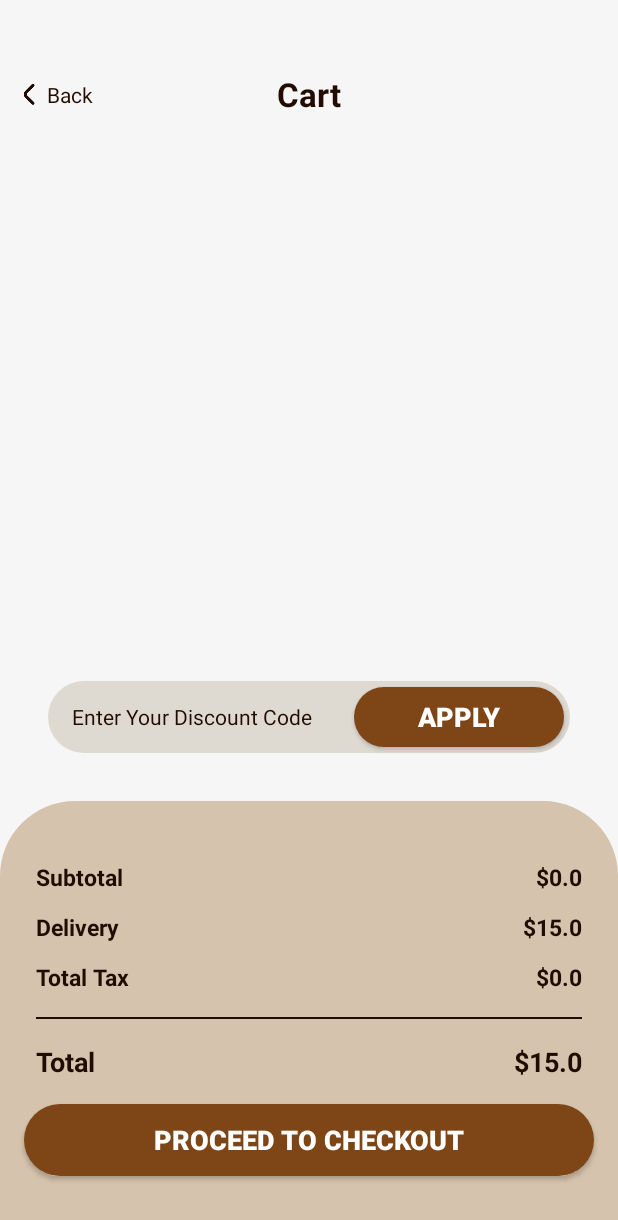
After one commit to bandara-se23021/Online-Coffee-Shop, an Android app: the CartActivity screen opened directly, with no data from a screen before it, on a phone screen of 412 x 824 dp. The commit adds this screen. Shown: the top 1220 px of the screen. Run offline under Robolectric (Android 15) with nearby library versions, the phone set to English and light mode, and no system bars; pictures from the network do not load.

Commit message:
Implement CartActivity, CartAdapter, and cart calculation logic

```diff
--- a/app/src/main/AndroidManifest.xml
+++ b/app/src/main/AndroidManifest.xml
@@ -40,7 +40,11 @@
             android:exported="false"
             android:windowSoftInputMode="adjustResize" />
         <activity
-            android:name=".Activity.DetailActivity"
+            android:name=".activity.DetailActivity"
+            android:exported="false"
+            android:windowSoftInputMode="adjustResize" />
+        <activity
+            android:name=".activity.CartActivity"
             android:exported="false"
             android:windowSoftInputMode="adjustResize" />
     </application>
--- /dev/null
+++ b/app/src/main/java/com/example/project239/Activity/CartActivity.kt
@@ -0,0 +1,68 @@
+package com.example.project239.activity
+
+import android.os.Bundle
+import androidx.activity.enableEdgeToEdge
+import androidx.appcompat.app.AppCompatActivity
+import androidx.recyclerview.widget.LinearLayoutManager
+import com.example.project239.Helper.ChangeNumberItemsListener
+import com.example.project239.Helper.ManagmentCart
+import com.example.project239.adapter.CartAdapter
+import com.example.project239.databinding.ActivityCartBinding
+
+class CartActivity : AppCompatActivity() {
+    private lateinit var binding: ActivityCartBinding
+    private lateinit var managementCart: ManagmentCart
+    private var tax: Double = 0.0
+
+    override fun onCreate(savedInstanceState: Bundle?) {
+        super.onCreate(savedInstanceState)
+        enableEdgeToEdge()
+        binding = ActivityCartBinding.inflate(layoutInflater)
+        setContentView(binding.root)
+
+        managementCart = ManagmentCart(this)
+
+        setVariable()
+        initCartList()
+        calculateCart()
+    }
+
+    private fun initCartList() {
+        binding.apply {
+            listView.layoutManager =
+                LinearLayoutManager(this@CartActivity, LinearLayoutManager.VERTICAL, false)
+            listView.adapter = CartAdapter(
+                managementCart.getListCart(),
+                this@CartActivity,
+                object : ChangeNumberItemsListener {
+                    override fun onChanged() {
+                        calculateCart()
+                    }
+                }
+            )
+        }
+    }
+
+    private fun setVariable() {
+        binding.backBtn.setOnClickListener {
+            finish()
+        }
+    }
+
+    private fun calculateCart() {
+        val percentTax = 0.02
+        val delivery = 15.0
+        val totalFee = managementCart.getTotalFee()
+
+        tax = Math.round(totalFee * percentTax * 100.0) / 100.0
+        val total = Math.round((totalFee + tax + delivery) * 100.0) / 100.0
+        val itemTotal = Math.round(totalFee * 100.0) / 100.0
+
+        binding.apply {
+            totalFeeTxt.text = "$$itemTotal"
+            totalTaxTxt.text = "$$tax"
+            deliveryTxt.text = "$$delivery"
+            totalTxt.text = "$$total"
+        }
+    }
+}
--- a/app/src/main/java/com/example/project239/Activity/DetailActivity.kt
+++ b/app/src/main/java/com/example/project239/Activity/DetailActivity.kt
@@ -1,4 +1,4 @@
-package com.example.project239.Activity
+package com.example.project239.activity
 
 import com.example.project239.R
 import android.os.Bundle
--- a/app/src/main/java/com/example/project239/Adapter/ItemListCategoryAdapter.kt
+++ b/app/src/main/java/com/example/project239/Adapter/ItemListCategoryAdapter.kt
@@ -6,7 +6,7 @@ import android.view.LayoutInflater
 import android.view.ViewGroup
 import androidx.recyclerview.widget.RecyclerView
 import com.bumptech.glide.Glide
-import com.example.project239.Activity.DetailActivity
+import com.example.project239.activity.DetailActivity
 import com.example.project239.R
 import com.example.project239.databinding.ViewholderItemListBinding
 import com.example.project239.domain.ItemsModel
--- a/app/src/main/java/com/example/project239/Adapter/PopularAdapter.kt
+++ b/app/src/main/java/com/example/project239/Adapter/PopularAdapter.kt
@@ -6,7 +6,7 @@ import android.view.LayoutInflater
 import android.view.ViewGroup
 import androidx.recyclerview.widget.RecyclerView
 import com.bumptech.glide.Glide
-import com.example.project239.Activity.DetailActivity
+import com.example.project239.activity.DetailActivity
 import com.example.project239.R
 import com.example.project239.databinding.ViewholderPopularBinding
 import com.example.project239.domain.ItemsModel
--- a/app/src/main/java/com/example/project239/Helper/ManagmentCart.kt
+++ b/app/src/main/java/com/example/project239/Helper/ManagmentCart.kt
@@ -39,7 +39,7 @@ class ManagmentCart(val context: Context) {
         tinyDB.putListObject("CartList", listItems)
         listener.onChanged()
     }
-    fun romveItem(listItems: ArrayList<ItemsModel>, position: Int, listener: ChangeNumberItemsListener) {
+    fun removeItem(listItems: ArrayList<ItemsModel>, position: Int, listener: ChangeNumberItemsListener) {
 
         listItems.removeAt(position)
 
--- /dev/null
+++ b/app/src/main/res/drawable/cream_top_corner_bg.xml
@@ -0,0 +1,8 @@
+<?xml version="1.0" encoding="utf-8"?>
+<shape xmlns:android="http://schemas.android.com/apk/res/android"
+    android:shape="rectangle">
+    <corners
+        android:topLeftRadius="50dp"
+        android:topRightRadius="50dp" />
+    <solid android:color="@color/darkCream" />
+</shape>
--- /dev/null
+++ b/app/src/main/res/layout/activity_cart.xml
@@ -0,0 +1,263 @@
+<?xml version="1.0" encoding="utf-8"?>
+<androidx.constraintlayout.widget.ConstraintLayout xmlns:android="http://schemas.android.com/apk/res/android"
+    xmlns:app="http://schemas.android.com/apk/res-auto"
+    xmlns:tools="http://schemas.android.com/tools"
+    android:id="@+id/main"
+    android:layout_width="match_parent"
+    android:layout_height="match_parent"
+    android:background="@color/lightGrey"
+    tools:context=".Activity.CartActivity">
+
+    <ScrollView
+        android:id="@+id/scrollView2"
+        android:layout_width="match_parent"
+        android:layout_height="0dp"
+        app:layout_constraintBottom_toTopOf="@+id/summaryContainer"
+        app:layout_constraintTop_toTopOf="parent">
+
+        <LinearLayout
+            android:layout_width="match_parent"
+            android:layout_height="wrap_content"
+            android:orientation="vertical">
+
+            <androidx.constraintlayout.widget.ConstraintLayout
+                android:layout_width="match_parent"
+                android:layout_height="wrap_content"
+                android:layout_marginHorizontal="16dp"
+                android:layout_marginTop="48dp">
+
+                <LinearLayout
+                    android:id="@+id/backBtn"
+                    android:layout_width="wrap_content"
+                    android:layout_height="wrap_content"
+                    android:orientation="horizontal"
+                    app:layout_constraintBottom_toBottomOf="parent"
+                    app:layout_constraintStart_toStartOf="parent"
+                    app:layout_constraintTop_toTopOf="parent">
+
+                    <ImageView
+                        android:id="@+id/imageView8"
+                        android:layout_width="wrap_content"
+                        android:layout_height="wrap_content"
+                        android:layout_gravity="center"
+                        app:srcCompat="@drawable/back" />
+
+                    <TextView
+                        android:id="@+id/textView6"
+                        android:layout_width="wrap_content"
+                        android:layout_height="wrap_content"
+                        android:layout_marginStart="8dp"
+                        android:text="Back"
+                        android:textColor="@color/darkBrown" />
+                </LinearLayout>
+
+                <TextView
+                    android:id="@+id/textView8"
+                    android:layout_width="wrap_content"
+                    android:layout_height="wrap_content"
+                    android:text="Cart"
+                    android:textColor="@color/darkBrown"
+                    android:textSize="22sp"
+                    android:textStyle="bold"
+                    app:layout_constraintBottom_toBottomOf="parent"
+                    app:layout_constraintEnd_toEndOf="parent"
+                    app:layout_constraintStart_toStartOf="parent"
+                    app:layout_constraintTop_toTopOf="parent" />
+            </androidx.constraintlayout.widget.ConstraintLayout>
+
+            <androidx.recyclerview.widget.RecyclerView
+                android:id="@+id/listView"
+                android:layout_width="match_parent"
+                android:layout_height="wrap_content"
+                android:layout_marginTop="16dp" />
+        </LinearLayout>
+    </ScrollView>
+
+    <LinearLayout
+        android:layout_width="match_parent"
+        android:layout_height="48dp"
+        android:layout_marginStart="32dp"
+        android:layout_marginEnd="32dp"
+        android:layout_marginBottom="32dp"
+        android:background="@drawable/cream_bg"
+        android:orientation="horizontal"
+        app:layout_constraintBottom_toBottomOf="@+id/scrollView2"
+        app:layout_constraintEnd_toEndOf="parent"
+        app:layout_constraintStart_toStartOf="parent">
+
+        <EditText
+            android:id="@+id/editTextText2"
+            android:layout_width="wrap_content"
+            android:layout_height="match_parent"
+            android:paddingStart="16dp"
+            android:textColor="@color/darkBrown"
+            android:textColorHint="@color/darkBrown"
+            android:textSize="14sp"
+            android:layout_weight="1"
+            android:ems="10"
+            android:inputType="text"
+            android:hint="@string/enter_your_discount_code"
+            android:background="#00000000"/>
+
+        <androidx.appcompat.widget.AppCompatButton
+            android:id="@+id/button2"
+            style="android:style/Widget.Button"
+            android:layout_width="100dp"
+            android:layout_height="40dp"
+            android:layout_gravity="center"
+            android:layout_margin="4dp"
+            android:layout_weight="1"
+            android:background="@drawable/brown_full_corner_bg"
+            android:text="@string/apply"
+            android:textColor="@color/white"
+            android:textSize="18sp"
+            android:textStyle="bold" />
+
+    </LinearLayout>
+
+    <LinearLayout
+        android:id="@+id/summaryContainer"
+        android:layout_width="match_parent"
+        android:layout_height="wrap_content"
+        android:background="@drawable/cream_top_corner_bg"
+        android:orientation="vertical"
+        android:paddingTop="16dp"
+        android:paddingBottom="24dp"
+        app:layout_constraintBottom_toBottomOf="parent"
+        app:layout_constraintEnd_toEndOf="parent"
+        app:layout_constraintStart_toStartOf="parent">
+
+        <androidx.constraintlayout.widget.ConstraintLayout
+            android:layout_width="match_parent"
+            android:layout_height="wrap_content">
+
+            <TextView
+                android:id="@+id/subtotalTitleTxt"
+                android:layout_width="wrap_content"
+                android:layout_height="wrap_content"
+                android:layout_marginStart="24dp"
+                android:layout_marginTop="24dp"
+                android:text="@string/subtotal"
+                android:textColor="@color/darkBrown"
+                android:textSize="15sp"
+                android:textStyle="bold"
+                app:layout_constraintStart_toStartOf="parent"
+                app:layout_constraintTop_toTopOf="parent" />
+
+            <TextView
+                android:id="@+id/totalFeeTxt"
+                android:layout_width="wrap_content"
+                android:layout_height="wrap_content"
+                android:layout_marginEnd="24dp"
+                android:text="$-"
+                android:textColor="@color/darkBrown"
+                android:textSize="15sp"
+                android:textStyle="bold"
+                app:layout_constraintBottom_toBottomOf="@+id/subtotalTitleTxt"
+                app:layout_constraintEnd_toEndOf="parent"
+                app:layout_constraintTop_toTopOf="@+id/subtotalTitleTxt" />
+
+            <TextView
+                android:id="@+id/deliveryTitleTxt"
+                android:layout_width="wrap_content"
+                android:layout_height="wrap_content"
+                android:layout_marginStart="24dp"
+                android:layout_marginTop="12dp"
+                android:text="@string/delivery"
+                android:textColor="@color/darkBrown"
+                android:textSize="15sp"
+                android:textStyle="bold"
+                app:layout_constraintStart_toStartOf="parent"
+                app:layout_constraintTop_toBottomOf="@+id/subtotalTitleTxt" />
+
+            <TextView
+                android:id="@+id/deliveryTxt"
+                android:layout_width="wrap_content"
+                android:layout_height="wrap_content"
+                android:layout_marginEnd="24dp"
+                android:text="$-"
+                android:textColor="@color/darkBrown"
+                android:textSize="15sp"
+                android:textStyle="bold"
+                app:layout_constraintBottom_toBottomOf="@+id/deliveryTitleTxt"
+                app:layout_constraintEnd_toEndOf="parent"
+                app:layout_constraintTop_toTopOf="@+id/deliveryTitleTxt" />
+
+            <TextView
+                android:id="@+id/taxTitleTxt"
+                android:layout_width="wrap_content"
+                android:layout_height="wrap_content"
+                android:layout_marginStart="24dp"
+                android:layout_marginTop="12dp"
+                android:text="Total Tax"
+                android:textColor="@color/darkBrown"
+                android:textSize="15sp"
+                android:textStyle="bold"
+                app:layout_constraintStart_toStartOf="parent"
+                app:layout_constraintTop_toBottomOf="@+id/deliveryTitleTxt" />
+
+            <TextView
+                android:id="@+id/totalTaxTxt"
+                android:layout_width="wrap_content"
+                android:layout_height="wrap_content"
+                android:layout_marginEnd="24dp"
+                android:text="$-"
+                android:textColor="@color/darkBrown"
+                android:textSize="15sp"
+                android:textStyle="bold"
+                app:layout_constraintBottom_toBottomOf="@+id/taxTitleTxt"
+                app:layout_constraintEnd_toEndOf="parent"
+                app:layout_constraintTop_toTopOf="@+id/taxTitleTxt" />
+
+            <View
+                android:id="@+id/view2"
+                android:layout_width="0dp"
+                android:layout_height="1dp"
+                android:layout_marginHorizontal="24dp"
+                android:layout_marginTop="16dp"
+                android:background="@color/darkBrown"
+                app:layout_constraintEnd_toEndOf="parent"
+                app:layout_constraintStart_toStartOf="parent"
+                app:layout_constraintTop_toBottomOf="@+id/taxTitleTxt" />
+
+            <TextView
+                android:id="@+id/totalTitleTxt"
+                android:layout_width="wrap_content"
+                android:layout_height="wrap_content"
+                android:layout_marginStart="24dp"
+                android:layout_marginTop="16dp"
+                android:text="Total"
+                android:textColor="@color/darkBrown"
+                android:textSize="18sp"
+                android:textStyle="bold"
+                app:layout_constraintStart_toStartOf="parent"
+                app:layout_constraintTop_toBottomOf="@+id/view2" />
+
+            <TextView
+                android:id="@+id/totalTxt"
+                android:layout_width="wrap_content"
+                android:layout_height="wrap_content"
+                android:layout_marginEnd="24dp"
+                android:text="$-"
+                android:textColor="@color/darkBrown"
+                android:textSize="18sp"
+                android:textStyle="bold"
+                app:layout_constraintBottom_toBottomOf="@+id/totalTitleTxt"
+                app:layout_constraintEnd_toEndOf="parent"
+                app:layout_constraintTop_toTopOf="@+id/totalTitleTxt" />
+
+        </androidx.constraintlayout.widget.ConstraintLayout>
+
+        <androidx.appcompat.widget.AppCompatButton
+            android:id="@+id/button"
+            style="android:style/Widget.Button"
+            android:layout_width="match_parent"
+            android:layout_height="wrap_content"
+            android:layout_margin="16dp"
+            android:background="@drawable/brown_full_corner_bg"
+            android:text="Proceed to Checkout"
+            android:textColor="@color/white"
+            android:textSize="18sp"
+            android:textStyle="bold" />
+    </LinearLayout>
+</androidx.constraintlayout.widget.ConstraintLayout>
--- a/app/src/main/res/values/strings.xml
+++ b/app/src/main/res/values/strings.xml
@@ -20,4 +20,8 @@
     <string name="small">Small</string>
     <string name="medium">Medium</string>
     <string name="large">Large</string>
+    <string name="enter_your_discount_code">Enter Your Discount Code</string>
+    <string name="apply">Apply</string>
+    <string name="subtotal">Subtotal</string>
+    <string name="delivery">Delivery</string>
 </resources>
```
Also changed, not shown: app/src/main/java/com/example/project239/Activity/MainActivity.kt (+8 -0 lines), app/src/main/java/com/example/project239/Adapter/CartAdapter.kt (added, +119 -0 lines), app/src/main/res/layout/viewholder_cart.xml (added, +118 -0 lines).
